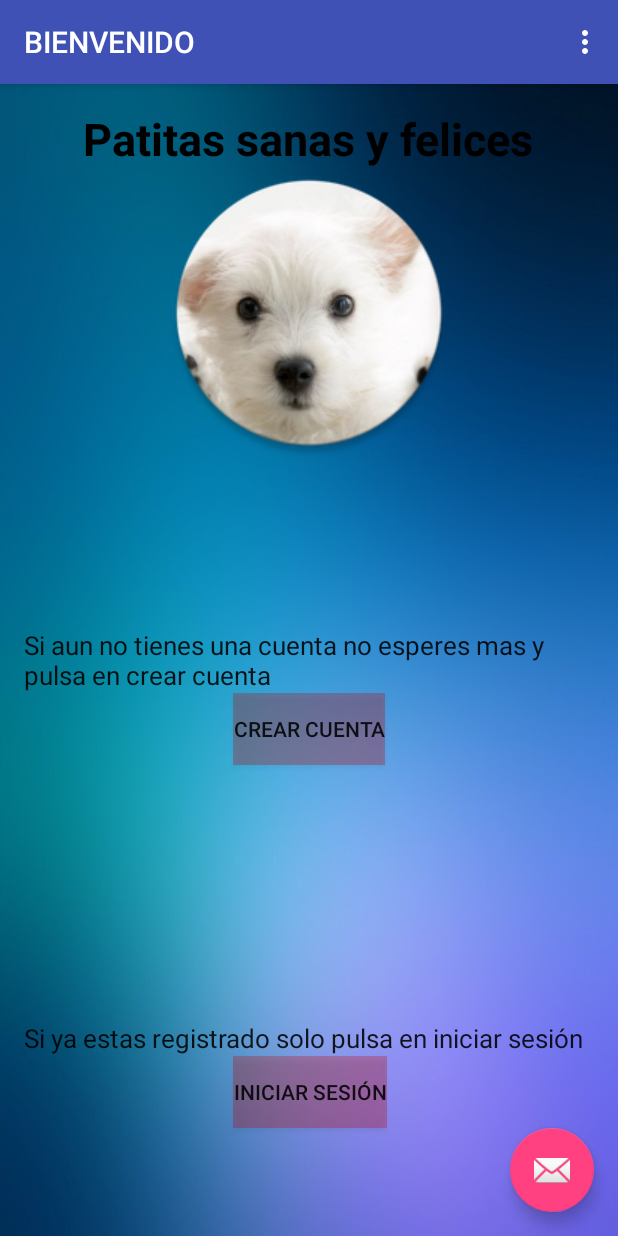
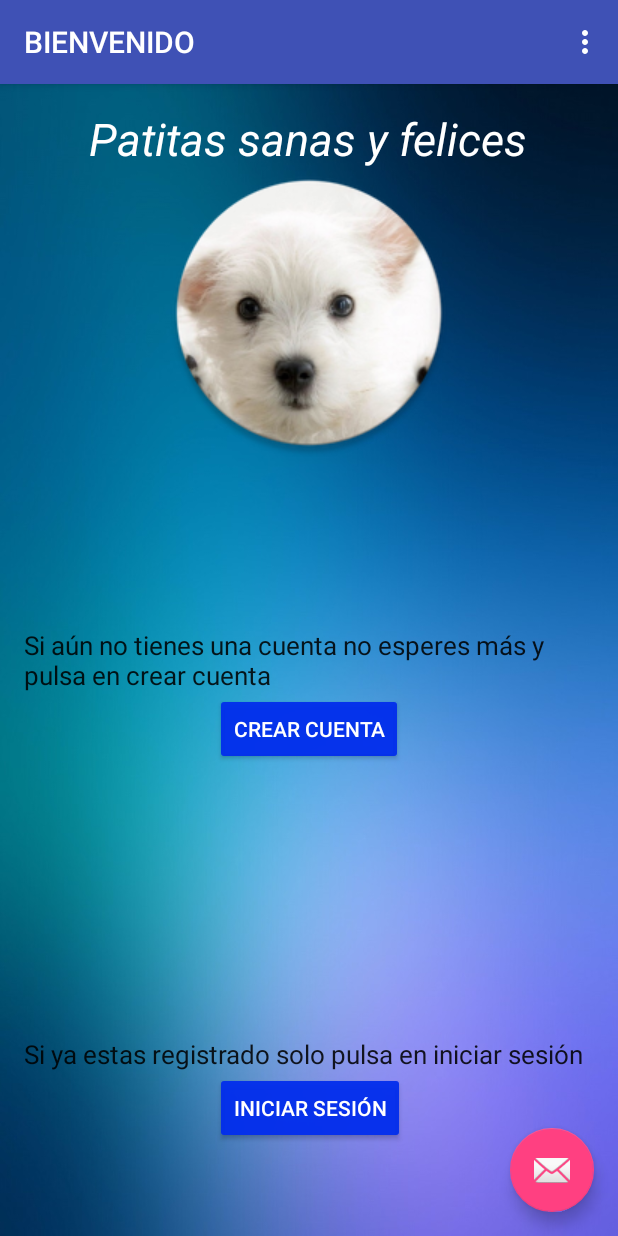
Before and after one commit to Sherlock-23/login_nuevo_pc, an Android app: the screen it shows after launch (login), on a phone screen of 412 x 824 dp. Run offline under Robolectric (Android 15) with nearby library versions, the phone set to English and light mode, and no system bars.

Commit message:
Mejorando diseño del aplicativo.

```diff
--- a/app/src/main/res/layout/content_login.xml
+++ b/app/src/main/res/layout/content_login.xml
@@ -21,8 +21,8 @@
         android:text="@string/string1"
         android:id="@+id/textView"
         android:textSize="30sp"
-        android:textStyle="bold"
-        android:textColor="@color/negro"
+        android:textStyle="italic"
+        android:textColor="@color/blanco"
         android:layout_alignParentTop="true"
         android:layout_centerHorizontal="true" />
 
@@ -32,8 +32,9 @@
         android:text="@string/iniciarsesion"
         android:id="@+id/inicios"
         android:onClick="quieroentrar"
-        android:background="@color/colorinicio"
-        android:layout_marginBottom="56dp"
+        android:textColor="@color/blanco"
+        android:backgroundTint="@color/colorinicio"
+        android:layout_marginBottom="45dp"
         android:layout_alignParentBottom="true"
         android:layout_alignLeft="@+id/crearcuenta"
         android:layout_alignStart="@+id/crearcuenta" />
@@ -43,7 +44,8 @@
         android:layout_height="wrap_content"
         android:text="@string/crearcuenta"
         android:id="@+id/crearcuenta"
-        android:background="@color/colorinicio"
+        android:textColor="@color/blanco"
+        android:backgroundTint="@color/colorinicio"
         android:layout_below="@+id/textView2"
         android:layout_centerHorizontal="true" />
 
@@ -55,8 +57,8 @@
         android:id="@+id/textView2"
         android:textSize="17sp"
         android:layout_centerVertical="true"
-        android:layout_alignParentRight="true"
-        android:layout_alignParentEnd="true" />
+        android:layout_alignParentLeft="true"
+        android:layout_alignParentStart="true" />
 
     <TextView
         android:layout_width="wrap_content"
@@ -72,7 +74,6 @@
     <ImageView
         android:layout_width="wrap_content"
         android:layout_height="wrap_content"
-
         android:id="@+id/imageView2"
         android:background="@drawable/perritoblanco"
         android:layout_below="@+id/textView"
--- a/app/src/main/res/layout/toolbar.xml
+++ b/app/src/main/res/layout/toolbar.xml
@@ -2,6 +2,6 @@
 <android.support.v7.widget.Toolbar xmlns:android="http://schemas.android.com/apk/res/android"
 
 
-android:layout_width="match_parent"
-android:layout_height="wrap_content"
-android:background="@color/colorPrimary"></android.support.v7.widget.Toolbar>
+    android:layout_width="match_parent"
+    android:layout_height="wrap_content"
+    android:background="@color/colorPrimary"></android.support.v7.widget.Toolbar>
--- a/app/src/main/res/values/colors.xml
+++ b/app/src/main/res/values/colors.xml
@@ -4,7 +4,8 @@
     <color name="color2">#028f0e</color>
     <color name="colorPrimaryDark">#303F9F</color>
     <color name="colorAccent">#FF4081</color>
-    <color name="colorinicio">#47c80000</color>
+    <color name="colorinicio">#f1022dec</color>
     <color name="colorregistro">#32000096</color>
     <color name="negro">#000000</color>
+    <color name="blanco">#ffffff</color>
 </resources>
--- a/app/src/main/res/values/strings.xml
+++ b/app/src/main/res/values/strings.xml
@@ -20,7 +20,7 @@
     <string name="guardardato">Guardar datos</string>
 
 
-    <string name="textocrearcuenta">Si aun no tienes una cuenta no esperes mas y pulsa en "crear cuenta"</string>
+    <string name="textocrearcuenta">Si aún no tienes una cuenta no esperes más y pulsa en "crear cuenta"</string>
     <string name="textoiniciarsesion">Si ya estas registrado solo pulsa en "iniciar sesión"</string>
 
     <string name="bien">Felicitaciones!!!</string>
```
Also changed, not shown: app/src/main/java/creandologin/login/ImplicitActivity.java (+5 -3 lines), app/src/main/res/drawable/boton_normal.xml (added, +19 -0 lines), app/src/main/res/drawable/boton_presionado.xml (added, +19 -0 lines), app/src/main/res/drawable/botones.xml (added, +9 -0 lines), app/src/main/res/layout/implicit_layout.xml (+11 -10 lines).
